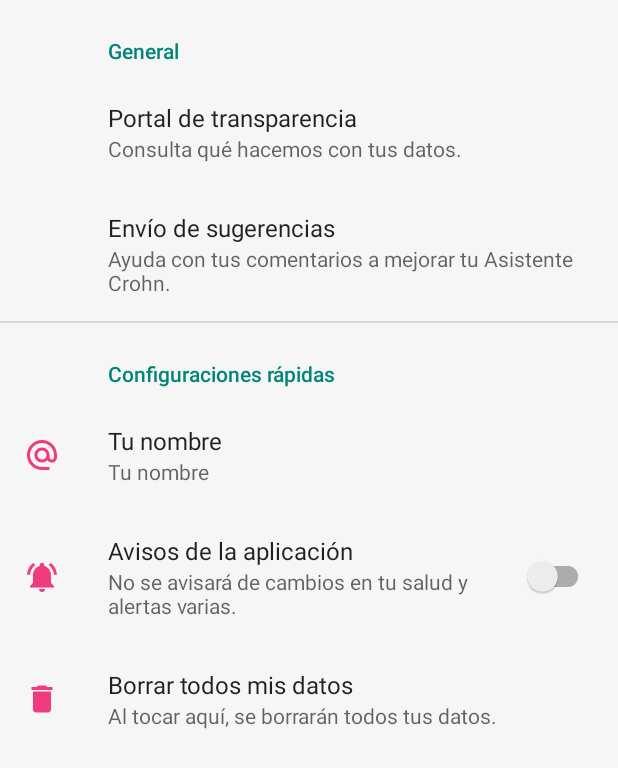
After one commit to albertoruibalojea/Asistente_Crohn, an Android app: the fragment SettingsFragment placed in its activity, on a phone screen of 412 x 824 dp. The commit adds this screen. Shown: the top 768 px of the screen. Run offline under Robolectric (Android 15) with nearby library versions, the light colour scheme and no system bars; our stand-ins replace Room's generated code, androidx.preference.

Commit message:
settings view

```diff
--- a/app/build.gradle
+++ b/app/build.gradle
@@ -50,6 +50,7 @@ dependencies {
     implementation 'androidx.constraintlayout:constraintlayout:2.1.3'
     implementation 'com.google.firebase:firebase-crashlytics-buildtools:2.8.1'
     implementation 'androidx.legacy:legacy-support-v4:1.0.0'
+    implementation 'androidx.preference:preference:1.1.1'
     testImplementation 'junit:junit:4.13.2'
     androidTestImplementation 'androidx.test.ext:junit:1.1.3'
     androidTestImplementation 'androidx.test.espresso:espresso-core:3.4.0'
--- a/app/src/main/java/com/aro/asistente_crohn/ui/HomeFragment.java
+++ b/app/src/main/java/com/aro/asistente_crohn/ui/HomeFragment.java
@@ -20,6 +20,7 @@ import androidx.lifecycle.ViewModelProvider;
 import android.view.LayoutInflater;
 import android.view.View;
 import android.view.ViewGroup;
+import android.widget.ImageView;
 import android.widget.RelativeLayout;
 import android.widget.TextView;
 
@@ -171,5 +172,8 @@ public class HomeFragment extends Fragment {
 
         RelativeLayout cardFood = (RelativeLayout) ((HomeActivity) requireActivity()).findViewById(R.id.card_food);
         cardFood.setOnClickListener(view -> ((HomeActivity) requireActivity()).openFragment(new FoodFragment()));
+
+        ImageView settings = (ImageView) ((HomeActivity) requireActivity()).findViewById(R.id.settingsView);
+        settings.setOnClickListener(view -> ((HomeActivity) requireActivity()).openFragment(new SettingsFragment()));
     }
 }
--- /dev/null
+++ b/app/src/main/java/com/aro/asistente_crohn/ui/SettingsFragment.java
@@ -0,0 +1,17 @@
+package com.aro.asistente_crohn.ui;
+
+import android.os.Bundle;
+
+import androidx.preference.PreferenceFragmentCompat;
+
+import com.aro.asistente_crohn.R;
+
+public class SettingsFragment extends PreferenceFragmentCompat {
+
+    @Override
+    public void onCreatePreferences(Bundle savedInstanceState, String rootKey) {
+        setPreferencesFromResource(R.xml.root_preferences, rootKey);
+    }
+
+
+}
--- /dev/null
+++ b/app/src/main/res/drawable/ic_baseline_alternate_email_24.xml
@@ -0,0 +1,5 @@
+<vector android:height="24dp" android:tint="#F03B7E"
+    android:viewportHeight="24" android:viewportWidth="24"
+    android:width="24dp" xmlns:android="http://schemas.android.com/apk/res/android">
+    <path android:fillColor="@android:color/white" android:pathData="M12,2C6.48,2 2,6.48 2,12s4.48,10 10,10h5v-2h-5c-4.34,0 -8,-3.66 -8,-8s3.66,-8 8,-8 8,3.66 8,8v1.43c0,0.79 -0.71,1.57 -1.5,1.57s-1.5,-0.78 -1.5,-1.57L17,12c0,-2.76 -2.24,-5 -5,-5s-5,2.24 -5,5 2.24,5 5,5c1.38,0 2.64,-0.56 3.54,-1.47 0.65,0.89 1.77,1.47 2.96,1.47 1.97,0 3.5,-1.6 3.5,-3.57L22,12c0,-5.52 -4.48,-10 -10,-10zM12,15c-1.66,0 -3,-1.34 -3,-3s1.34,-3 3,-3 3,1.34 3,3 -1.34,3 -3,3z"/>
+</vector>
--- /dev/null
+++ b/app/src/main/res/drawable/ic_baseline_notifications_active_24.xml
@@ -0,0 +1,5 @@
+<vector android:height="24dp" android:tint="#F03B7E"
+    android:viewportHeight="24" android:viewportWidth="24"
+    android:width="24dp" xmlns:android="http://schemas.android.com/apk/res/android">
+    <path android:fillColor="@android:color/white" android:pathData="M7.58,4.08L6.15,2.65C3.75,4.48 2.17,7.3 2.03,10.5h2c0.15,-2.65 1.51,-4.97 3.55,-6.42zM19.97,10.5h2c-0.15,-3.2 -1.73,-6.02 -4.12,-7.85l-1.42,1.43c2.02,1.45 3.39,3.77 3.54,6.42zM18,11c0,-3.07 -1.64,-5.64 -4.5,-6.32L13.5,4c0,-0.83 -0.67,-1.5 -1.5,-1.5s-1.5,0.67 -1.5,1.5v0.68C7.63,5.36 6,7.92 6,11v5l-2,2v1h16v-1l-2,-2v-5zM12,22c0.14,0 0.27,-0.01 0.4,-0.04 0.65,-0.14 1.18,-0.58 1.44,-1.18 0.1,-0.24 0.15,-0.5 0.15,-0.78h-4c0.01,1.1 0.9,2 2.01,2z"/>
+</vector>
--- a/app/src/main/res/values/strings.xml
+++ b/app/src/main/res/values/strings.xml
@@ -94,4 +94,21 @@
     <string name="salud">Salud</string>
     <string name="todo_bien">Todo bien</string>
     <string name="cancelar">Cancelar</string>
+    <!-- Preference Titles -->
+    <string name="common_header">General</string>
+    <string name="fast_settings">Configuraciones rápidas</string>
+
+    <!-- Messages Preferences -->
+    <string name="username_title">Tu nombre</string>
+
+    <!-- Sync Preferences -->
+    <string name="app_alerts_title">Avisos de la aplicación</string>
+    <string name="app_alerts_summary_on">Se avisará de cambios en tu salud y alertas varias.</string>
+    <string name="app_alerts_summary_off">No se avisará de cambios en tu salud y alertas varias.</string>
+    <string name="delete_title">Borrar todos mis datos</string>
+    <string name="delete_summary_on">Al tocar aquí, se borrarán todos tus datos.</string>
+    <string name="privacy_title">Portal de transparencia</string>
+    <string name="privacy_summary">Consulta qué hacemos con tus datos.</string>
+    <string name="feedback_title">Envío de sugerencias</string>
+    <string name="feedback_summary">Ayuda con tus comentarios a mejorar tu Asistente Crohn.</string>
 </resources>
--- a/app/src/main/res/values/styles.xml
+++ b/app/src/main/res/values/styles.xml
@@ -5,7 +5,7 @@
         <!-- Customize your theme here. -->
         <item name="colorPrimary">@color/rosa</item>
         <item name="colorPrimaryDark">@color/rosa_variante_1</item>
-        <item name="colorAccent">@color/casiNegro</item>
+        <item name="colorAccent">@color/rosa</item>
         <item name= "android:fontFamily" > @font/regular </item>
     </style>
 
--- /dev/null
+++ b/app/src/main/res/xml/root_preferences.xml
@@ -0,0 +1,46 @@
+<PreferenceScreen xmlns:app="http://schemas.android.com/apk/res-auto"
+    xmlns:android="http://schemas.android.com/apk/res/android">
+
+    <PreferenceCategory
+        app:title="@string/common_header"
+        android:layout="@layout/preferences_category">
+
+        <Preference
+            app:key="privacy"
+            app:title="@string/privacy_title"
+            app:summary="@string/privacy_summary"/>
+
+        <Preference
+            app:key="feedback"
+            app:title="@string/feedback_title"
+            app:summary="@string/feedback_summary"/>
+
+    </PreferenceCategory>
+
+    <PreferenceCategory
+        app:title="@string/fast_settings"
+        android:layout="@layout/preferences_category">
+
+        <EditTextPreference
+            app:key="username"
+            app:title="@string/username_title"
+            app:defaultValue="@string/tu_nombre"
+            app:useSimpleSummaryProvider="true"
+            app:icon="@drawable/ic_baseline_alternate_email_24"/>
+
+        <SwitchPreferenceCompat
+            app:key="app_alerts"
+            app:summaryOff="@string/app_alerts_summary_off"
+            app:summaryOn="@string/app_alerts_summary_on"
+            app:title="@string/app_alerts_title"
+            app:icon="@drawable/ic_baseline_notifications_active_24"/>
+
+        <Preference
+            app:key="delete"
+            app:title="@string/delete_title"
+            app:summary="@string/delete_summary_on"
+            app:icon="@drawable/ic_baseline_delete_24"/>
+
+    </PreferenceCategory>
+
+</PreferenceScreen>
```
Also changed, not shown: app/src/main/res/layout/preferences_category.xml (added, +25 -0 lines), app/src/main/res/values/arrays.xml (added, +12 -0 lines).
